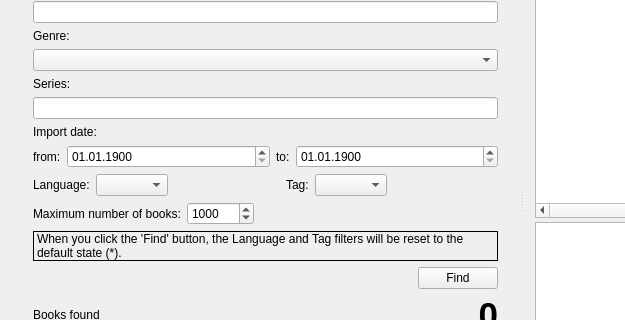
Qt form freeLib/src/mainwindow.ui (vpoluyaktov/freeLib) before a commit; both pictures show x 0 to 625 and y 174 to 494 of the 1297 by 733 pixel window.
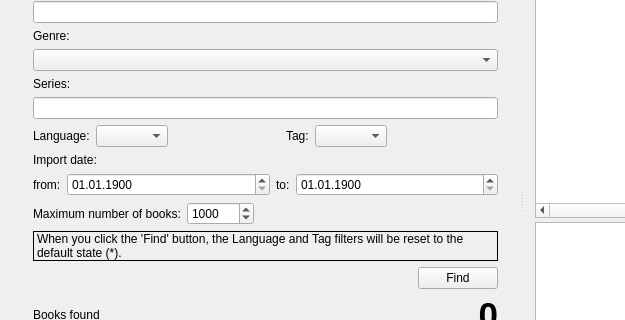
The same form after that commit. Icons and pictures are not drawn.

Commit message: Improved (MainWindow): Улучшено расположение некоторых контролов на вкладке Поиск.

Patch:
```diff
--- a/freeLib/src/mainwindow.ui
+++ b/freeLib/src/mainwindow.ui
@@ -477,80 +477,6 @@
                    <item>
                     <widget class="QLineEdit" name="lineEditFindSeria"/>
                    </item>
-                   <item>
-                    <widget class="QLabel" name="label_6">
-                     <property name="text">
-                      <string>Import date:</string>
-                     </property>
-                    </widget>
-                   </item>
-                   <item>
-                    <layout class="QHBoxLayout" name="horizontalLayout_6" stretch="0,1,0,1">
-                     <property name="spacing">
-                      <number>6</number>
-                     </property>
-                     <property name="topMargin">
-                      <number>0</number>
-                     </property>
-                     <property name="rightMargin">
-                      <number>0</number>
-                     </property>
-                     <item>
-                      <widget class="QLabel" name="label_7">
-                       <property name="text">
-                        <string>from:</string>
-                       </property>
-                      </widget>
-                     </item>
-                     <item>
-                      <widget class="QDateEdit" name="dateEditFindDateFrom">
-                       <property name="maximumSize">
-                        <size>
-                         <width>16777215</width>
-                         <height>16777215</height>
-                        </size>
-                       </property>
-                       <property name="displayFormat">
-                        <string>dd.MM.yyyy</string>
-                       </property>
-                       <property name="date">
-                        <date>
-                         <year>1900</year>
-                         <month>1</month>
-                         <day>1</day>
-                        </date>
-                       </property>
-                      </widget>
-                     </item>
-                     <item>
-                      <widget class="QLabel" name="label_8">
-                       <property name="text">
-                        <string>to:</string>
-                       </property>
-                      </widget>
-                     </item>
-                     <item>
-                      <widget class="QDateEdit" name="dateEditFindDateTo">
-                       <property name="maximumSize">
-                        <size>
-                         <width>16777215</width>
-                         <height>16777215</height>
-                        </size>
-                       </property>
-                       <property name="displayFormat">
-                        <string>dd.MM.yyyy</string>
-                       </property>
-                       <property name="date">
-                        <date>
-                         <year>1900</year>
-                         <month>1</month>
-                         <day>1</day>
-                        </date>
-                       </property>
-                      </widget>
-                     </item>
-                    </layout>
-                   </item>
                    <item>
                     <layout class="QHBoxLayout" name="horizontalLayoFindLangTag">
                      <item>
@@ -611,6 +537,80 @@
                      </item>
                     </layout>
                    </item>
+                   <item>
+                    <widget class="QLabel" name="label_6">
+                     <property name="text">
+                      <string>Import date:</string>
+                     </property>
+                    </widget>
+                   </item>
+                   <item>
+                    <layout class="QHBoxLayout" name="horizontalLayout_6" stretch="0,1,0,1">
+                     <property name="spacing">
+                      <number>6</number>
+                     </property>
+                     <property name="topMargin">
+                      <number>0</number>
+                     </property>
+                     <property name="rightMargin">
+                      <number>0</number>
+                     </property>
+                     <item>
+                      <widget class="QLabel" name="label_7">
+                       <property name="text">
+                        <string>from:</string>
+                       </property>
+                      </widget>
+                     </item>
+                     <item>
+                      <widget class="QDateEdit" name="dateEditFindDateFrom">
+                       <property name="maximumSize">
+                        <size>
+                         <width>16777215</width>
+                         <height>16777215</height>
+                        </size>
+                       </property>
+                       <property name="displayFormat">
+                        <string>dd.MM.yyyy</string>
+                       </property>
+                       <property name="date">
+                        <date>
+                         <year>1900</year>
+                         <month>1</month>
+                         <day>1</day>
+                        </date>
+                       </property>
+                      </widget>
+                     </item>
+                     <item>
+                      <widget class="QLabel" name="label_8">
+                       <property name="text">
+                        <string>to:</string>
+                       </property>
+                      </widget>
+                     </item>
+                     <item>
+                      <widget class="QDateEdit" name="dateEditFindDateTo">
+                       <property name="maximumSize">
+                        <size>
+                         <width>16777215</width>
+                         <height>16777215</height>
+                        </size>
+                       </property>
+                       <property name="displayFormat">
+                        <string>dd.MM.yyyy</string>
+                       </property>
+                       <property name="date">
+                        <date>
+                         <year>1900</year>
+                         <month>1</month>
+                         <day>1</day>
+                        </date>
+                       </property>
+                      </widget>
+                     </item>
+                    </layout>
+                   </item>
                    <item>
                     <layout class="QHBoxLayout" name="horizontalLayoutFindMaxBooks">
                      <item>
```
